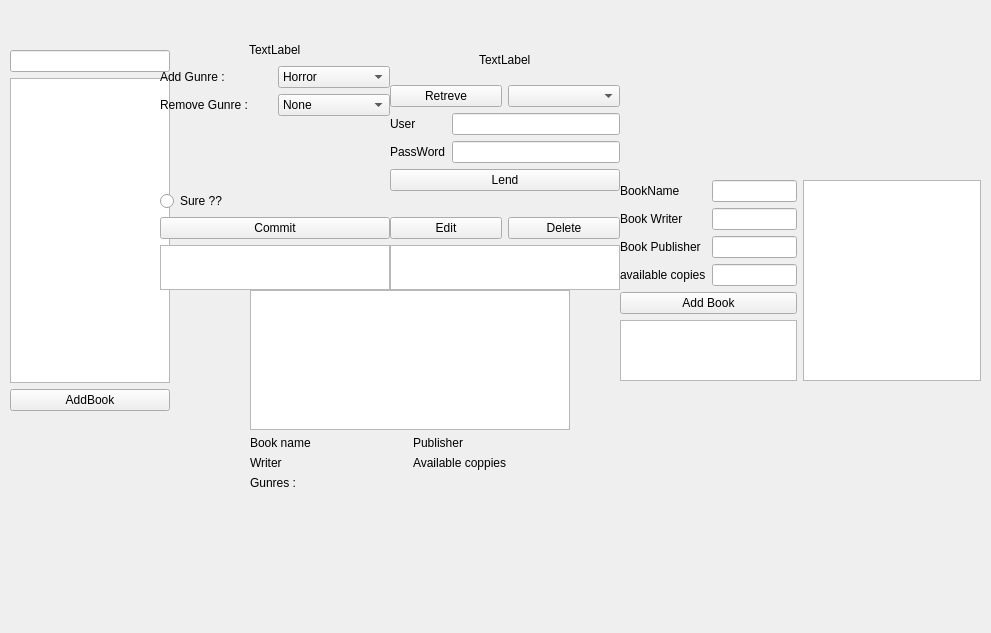
meh3one/Ap-FinalProj, file Admin_page/adminpage.ui: the form before one commit.
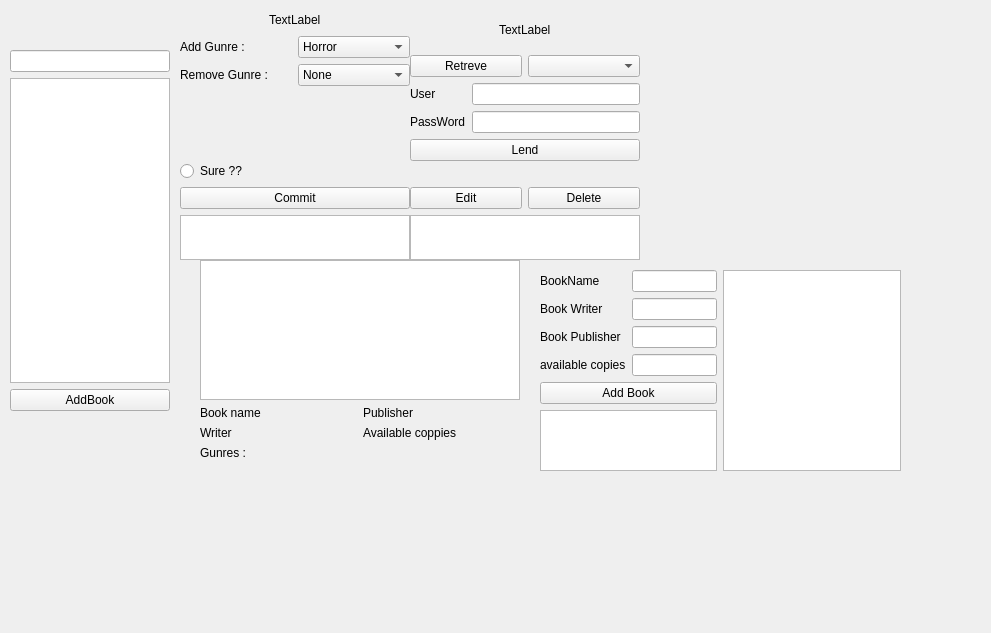
The form after the commit.

```diff
--- a/Admin_page/adminpage.ui
+++ b/Admin_page/adminpage.ui
@@ -17,8 +17,8 @@
    <widget class="QWidget" name="BookEdit_Widget" native="true">
     <property name="geometry">
      <rect>
-      <x>390</x>
-      <y>40</y>
+      <x>410</x>
+      <y>10</y>
       <width>230</width>
       <height>250</height>
      </rect>
@@ -163,8 +163,8 @@
    <widget class="QWidget" name="Read_widget" native="true">
     <property name="geometry">
      <rect>
-      <x>250</x>
-      <y>290</y>
+      <x>200</x>
+      <y>260</y>
       <width>320</width>
       <height>200</height>
      </rect>
@@ -213,8 +213,8 @@
    <widget class="QWidget" name="AddBook_Widget" native="true">
     <property name="geometry">
      <rect>
-      <x>620</x>
-      <y>180</y>
+      <x>540</x>
+      <y>270</y>
       <width>361</width>
       <height>201</height>
      </rect>
@@ -303,8 +303,8 @@
    <widget class="QWidget" name="Edit_gunre_Widget" native="true">
     <property name="geometry">
      <rect>
-      <x>160</x>
-      <y>40</y>
+      <x>180</x>
+      <y>10</y>
       <width>230</width>
       <height>250</height>
      </rect>
```
